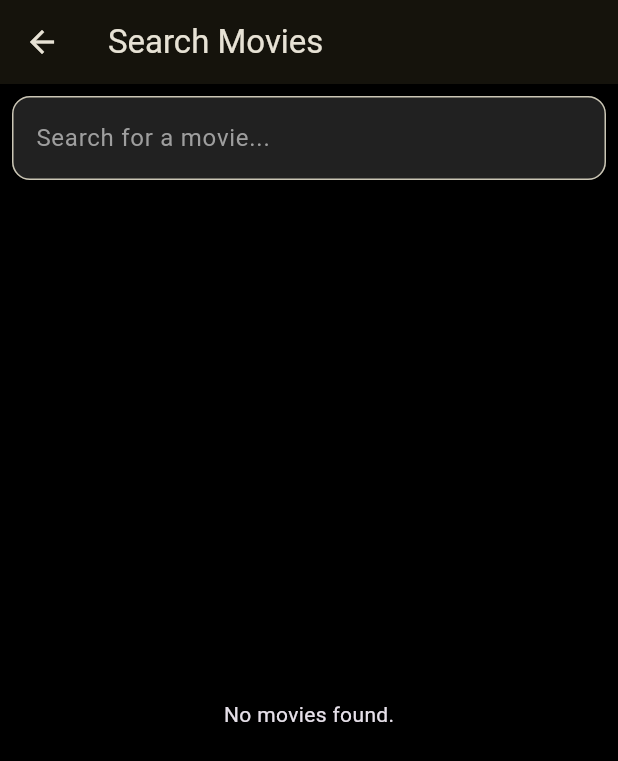
After one commit to dahdoulan/tevly-client, a Flutter app: the MovieSearchPage screen opened by its route, on a phone screen of 412 x 824 dp. The commit adds this screen. Shown: the top 761 px of the screen. Run offline on Flutter 3.47's test engine with Material 3 defaults, Android fonts, the phone set to English and light mode, and no system bars; our stand-ins replace cached_network_image, chewie, dotted_border, timeago, video_player; missing offline and left inert: flutter_dropzone; accounts and stored records are empty; network calls fail.

Commit message:
Implemented Search feature

```diff
--- a/lib/auth_components/service/authenticationService.dart
+++ b/lib/auth_components/service/authenticationService.dart
@@ -24,8 +24,8 @@ class AuthenticationService {
     return _role;
   }
   void clearToken() {
-    _token =' ';
-    _role = '';
+    _token =null;
+    _role = null;
   }
 
 
--- a/lib/home_component/screens/home_screen.dart
+++ b/lib/home_component/screens/home_screen.dart
@@ -1,5 +1,6 @@
 import 'package:flutter/material.dart';
 import 'package:provider/provider.dart';
+import 'package:tevly_client/home_component/widgets/check_authentication.dart';
 import '../providers/movie_provider.dart';
 import '../models/movie.dart';
 import '../widgets/bottom_navigation.dart';
@@ -9,10 +10,10 @@ import 'movie_details_screen.dart';
 
 class HomeScreen extends StatefulWidget {
   const HomeScreen({Key? key}) : super(key: key);
-
   @override
   _HomeScreenState createState() => _HomeScreenState();
 }
+  CheckAuthentication checkAuth = const CheckAuthentication(child: Text("Welcome Home"),);
 
 class _HomeScreenState extends State<HomeScreen> {
   int _currentNavIndex = 0;
@@ -20,8 +21,12 @@ class _HomeScreenState extends State<HomeScreen> {
   @override
   void initState() {
     super.initState();
+
+    checkAuth; /////////////////////////////////////////////////TODO: Implement this in a better way, it does not work as expected
+
     // Only fetch if data is not already loaded
-    final movieProvider = Provider.of<MovieProvider>(context, listen: false);
+
+      final movieProvider = Provider.of<MovieProvider>(context, listen: false);
     if (movieProvider.allMovies.isEmpty) {
       Future.microtask(() {
         movieProvider.fetchMovies();
@@ -32,7 +37,11 @@ class _HomeScreenState extends State<HomeScreen> {
   void _onNavTap(int index) {
     if (index == 2) { // Settings tab index
       Navigator.pushNamed(context, '/settings');
-    } else {
+    }
+     if (index == 1) { // search tab index
+      Navigator.pushNamed(context, '/search');
+     }
+     else {
       setState(() {
         _currentNavIndex = index;
       });
@@ -126,6 +135,7 @@ class _HomeScreenState extends State<HomeScreen> {
                       movies: categoryMovies,
                       onMovieTap: _onMovieTap,
                     );
+
                   }).toList(),
                 ]),
               ),
--- /dev/null
+++ b/lib/home_component/screens/search.dart
@@ -0,0 +1,148 @@
+import 'dart:async';
+import 'dart:convert';
+import 'package:flutter/material.dart';
+import 'package:http/http.dart' as http;
+import 'package:tevly_client/auth_components/api/ApiConstants.dart';
+import 'package:tevly_client/auth_components/service/authenticationService.dart';
+import 'package:tevly_client/commons/logger/logger.dart';
+import 'package:tevly_client/home_component/models/movie.dart';
+import 'package:tevly_client/home_component/screens/movie_details_screen.dart';
+import 'package:tevly_client/home_component/widgets/movie_card.dart';
+
+class MovieSearchPage extends StatefulWidget {
+  const MovieSearchPage({Key? key}) : super(key: key);
+
+  @override
+  State<MovieSearchPage> createState() => _MovieSearchPageState();
+}
+
+class _MovieSearchPageState extends State<MovieSearchPage> {
+  List<Movie> _allMovies = [];
+  List<Movie> _filteredMovies = [];
+  bool _isLoading = false;
+  Timer? _debounce;
+
+  final TextEditingController _searchController = TextEditingController();
+
+  @override
+  void initState() {
+    super.initState();
+    _fetchAllMovies();
+    _searchController.addListener(_onSearchChanged);
+  }
+
+  void _onSearchChanged() {
+    if (_debounce?.isActive ?? false) _debounce!.cancel();
+    _debounce = Timer(const Duration(milliseconds: 500), () {
+      _filterMovies(_searchController.text);
+    });
+  }
+
+  Future<void> _fetchAllMovies() async {
+  setState(() => _isLoading = true);
+  try {
+    final token = await AuthenticationService().getToken();
+    final response = await http.post(
+      Uri.parse(ApiConstants.metadata),
+      headers: {
+        'Authorization': 'Bearer $token',
+        'Content-Type': 'application/json',
+      },
+    );
+
+    Logger.debug("Status Code: ${response.statusCode}");
+    Logger.debug("Response Body: ${response.body}");
+
+    if (response.statusCode == 200) {
+      final List data = json.decode(response.body);
+      _allMovies = data.map((json) => Movie.fromJson(json)).toList();
+      _filterMovies(_searchController.text);
+    } else {
+      throw Exception("Failed to fetch movies: ${response.statusCode}");
+    }
+  } catch (e) {
+    Logger.debug("Error fetching movies: $e");
+  } finally {
+    setState(() => _isLoading = false);
+  }
+}
+
+
+  void _filterMovies(String query) {
+  setState(() {
+    _filteredMovies = _allMovies.where((movie) {
+      final titleLower = movie.title.toLowerCase();
+      final searchLower = query.toLowerCase();
+      return titleLower.contains(searchLower);
+    }).toList();
+  });
+}
+  void _onMovieTap(Movie movie) {
+    Navigator.push(
+      context,
+      MaterialPageRoute(
+        builder: (context) => MovieDetailsScreen(movie: movie),
+      ),
+    );
+  }
+
+  @override
+  void dispose() {
+    _searchController.dispose();
+    _debounce?.cancel();
+    super.dispose();
+  }
+
+  @override
+  Widget build(BuildContext context) {
+    return Scaffold(
+      backgroundColor: Colors.black,
+      appBar: AppBar(title: const Text("Search Movies")),
+      body: Column(
+        children: [
+          Padding(
+            padding: const EdgeInsets.all(8.0),
+            child: TextField(
+              controller: _searchController,
+              style: const TextStyle(color: Colors.white),
+              decoration: InputDecoration(
+                hintText: 'Search for a movie...',
+                hintStyle: const TextStyle(color: Colors.grey),
+                border: OutlineInputBorder(
+                  borderRadius: BorderRadius.circular(12),
+                ),
+                filled: true,
+                fillColor: Colors.grey[900],
+              ),
+            ),
+          ),
+          if (_isLoading)
+            const Center(child: CircularProgressIndicator())
+          else
+            Expanded(
+  child: _filteredMovies.isEmpty
+      ? Center(child: Text('No movies found.'))
+      : ListView.builder(
+
+          itemCount: _filteredMovies.length,
+          itemBuilder: (context, index) {
+
+            final movie = _filteredMovies[index];
+            return MovieCard(
+
+              movie: movie,
+              onTap: () {
+               _onMovieTap(movie);
+              },
+
+            );
+          },
+
+        ),
+)
+,
+        ],
+      ),
+    );
+  }
+}
--- a/lib/home_component/widgets/featured_content.dart
+++ b/lib/home_component/widgets/featured_content.dart
@@ -1,7 +1,6 @@
 // lib/widgets/featured_content.dart
 import 'dart:convert';
 
-import 'package:flutter/foundation.dart';
 import 'package:flutter/material.dart';
 import 'package:cached_network_image/cached_network_image.dart';
 import 'package:provider/provider.dart';
--- a/lib/home_component/widgets/movie_card.dart
+++ b/lib/home_component/widgets/movie_card.dart
@@ -8,17 +8,20 @@ class MovieCard extends StatelessWidget {
   final Movie movie;
   final Function()? onTap;
 
-  const MovieCard({super.key, required this.movie, this.onTap});
+  const MovieCard({Key? key, required this.movie, this.onTap}) : super(key: key);
 
   @override
   Widget build(BuildContext context) {
     return ChangeNotifierProvider(
+      key: ValueKey(movie.id),  // <-- Add this key here
       create: (_) => MovieThumbnailProvider()..loadThumbnail(movie.id),
       child: GestureDetector(
         onTap: onTap,
         child: Container(
           width: 120,
           margin: const EdgeInsets.symmetric(horizontal: 4),
+          child: Container(
+            height: MediaQuery.of(context).size.height * 0.25,
             child: Column(
               crossAxisAlignment: CrossAxisAlignment.start,
               children: [
@@ -57,8 +60,11 @@ class MovieCard extends StatelessWidget {
             ),
           ),
         ),
+      ),
     );
   }
+
+
 
   Widget _placeholderWidget() {
     return Container(
--- a/lib/main.dart
+++ b/lib/main.dart
@@ -7,6 +7,7 @@ import 'package:tevly_client/auth_components/pages/login.dart';
 import 'package:tevly_client/auth_components/pages/signup.dart';
 import 'package:tevly_client/auth_components/pages/verificationPage.dart';
 import 'package:tevly_client/home_component/providers/Comment_provider.dart';
+import 'package:tevly_client/home_component/screens/search.dart';
 import 'package:tevly_client/home_component/screens/settings.dart';
 import 'package:tevly_client/upload_component/pages/upload_page.dart';
 import 'package:tevly_client/video_player/videoPlayer.dart';
@@ -63,6 +64,7 @@ class MyApp extends StatelessWidget {
         '/signupFilmmaker': (context) => FilmmakerSignupPage(),
         '/admin': (context) => const AdminDashboard(),
         '/settings': (context) => const SettingsPage(),
+        '/search': (context) => const MovieSearchPage(),
          },
           onGenerateRoute: _onGenerateRoute,
       initialRoute: '/login',
```
Also changed, not shown: lib/home_component/widgets/check_authentication.dart (added, +34 -0 lines), 4 other files. Lines whose indentation alone changed are shown as unchanged.
